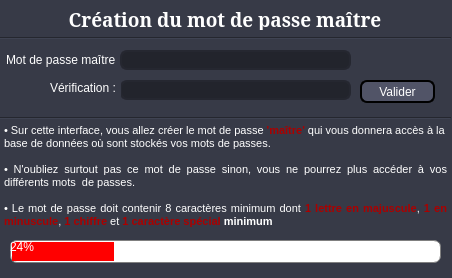
Old version of the form master_password_creation.ui in the repository Jonathan-Tutu/Password_administator.
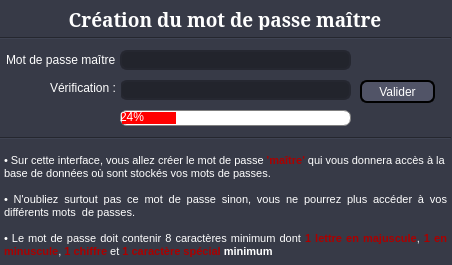
New version of the form. Icons and pictures are not drawn.

Commit message: Fin_gestion_barre_password

The edit to the form file:
```diff
--- a/master_password_creation.ui
+++ b/master_password_creation.ui
@@ -7,7 +7,7 @@
     <x>0</x>
     <y>0</y>
     <width>452</width>
-    <height>278</height>
+    <height>265</height>
    </rect>
   </property>
   <property name="windowTitle">
@@ -171,7 +171,7 @@
    <property name="geometry">
     <rect>
      <x>0</x>
-     <y>110</y>
+     <y>130</y>
      <width>451</width>
      <height>16</height>
     </rect>
@@ -222,7 +222,7 @@
    <property name="geometry">
     <rect>
      <x>0</x>
-     <y>120</y>
+     <y>150</y>
      <width>451</width>
      <height>121</height>
     </rect>
@@ -271,10 +271,10 @@
   <widget class="QProgressBar" name="progressBar">
    <property name="geometry">
     <rect>
-     <x>10</x>
-     <y>240</y>
-     <width>431</width>
-     <height>23</height>
+     <x>120</x>
+     <y>110</y>
+     <width>231</width>
+     <height>16</height>
     </rect>
    </property>
    <property name="styleSheet">
@@ -287,6 +287,7 @@
 
 QProgressBar::chunk {
 	background-color: red;
+	border-radius: 7px;
  }</string>
    </property>
    <property name="value">
```
The commit also changes 4 other files.
